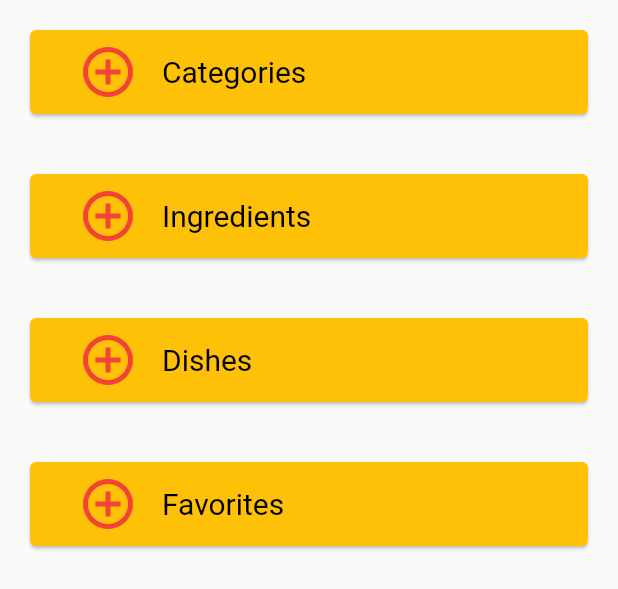
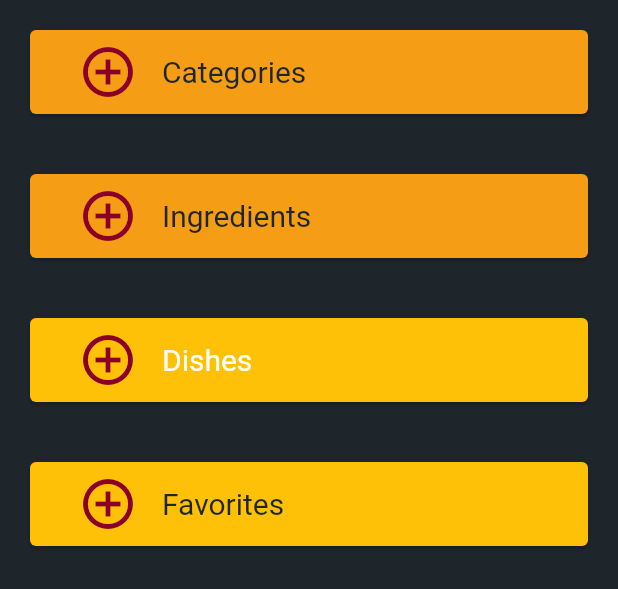
Before and after one commit to dpalencia/EasyEats, a Flutter app: the MainScreen widget shown alone on an empty page, opened directly, on a phone screen of 412 x 824 dp. Shown: the top 589 px of the screen. Run offline on Flutter 3.47's test engine with Material 2 defaults, Android fonts, the phone set to English and light mode, and no system bars; our stand-ins replace cloud_firestore, firebase_auth, flutter_rating_bar; accounts and stored records are empty; network calls fail; Roboto replaces fonts that are missing (Caveat).

Commit message:
Adding colors to theme

```diff
--- a/Source Code/lib/screens/LandingScreen.dart
+++ b/Source Code/lib/screens/LandingScreen.dart
@@ -1,5 +1,6 @@
 import 'package:flutter/material.dart';
 import 'package:odysseusrecipes/classes/MainDrawer.dart';
+import 'package:odysseusrecipes/classes/Theme.dart';
 import 'package:odysseusrecipes/screens/IngredientsList.dart';
 import 'package:odysseusrecipes/screens/DishesList.dart';
 
@@ -11,9 +12,11 @@ class LandingScreen extends StatelessWidget {
       otherwise child widgets will not find the state.
       The Landing Screen begins at the bottom of the navigator stack.
     */
-    return MaterialApp(home: Scaffold (
+    return MaterialApp(
+      theme: darkTheme(),
+      home: Scaffold (
         appBar: AppBar(
-          backgroundColor: Colors.red,
+          backgroundColor: Theme.of(context).primaryColor,
           title: Text(
             'Recipe App',
             style: TextStyle(
@@ -35,7 +38,7 @@ class LandingScreen extends StatelessWidget {
         ),
         drawer: MainDrawer(),
         body: MainScreen(),
-        backgroundColor: Colors.grey[800],
+        backgroundColor: Theme.of(context).backgroundColor,
     )
   );
   }
@@ -56,20 +59,20 @@ class MainScreen extends StatelessWidget {
         Padding(
           padding: const EdgeInsets.all(16.0),
           child: Card(
-            color: Colors.amber[500],
+            color: Theme.of(context).accentColor,
             child: FlatButton(
               child: ListTile(
                 leading: Icon(
                   Icons.add_circle_outline,
                   size: 40.0,
-                  color: Colors.red,
+                  color: Theme.of(context).primaryColor,
                 ),
                 title: Text(
                   'Categories',
                   style: TextStyle(
                     fontFamily: 'Caveat',
                     fontSize: 20.0,
-                    color: Colors.black,
+                    color: Theme.of(context).backgroundColor,
                   ),
                 ),
               ),
@@ -82,20 +85,20 @@ class MainScreen extends StatelessWidget {
         Padding(
           padding: const EdgeInsets.all(16.0),
           child: Card(
-              color: Colors.amber[500],
+              color: Theme.of(context).accentColor,
               child: FlatButton(
                 child: ListTile(
                   leading: Icon(
                     Icons.add_circle_outline,
                     size: 40.0,
-                    color: Colors.red,
+                    color: Theme.of(context).primaryColor,
                   ),
                   title: Text(
                     'Ingredients',
                     style: TextStyle(
                         fontFamily: 'Caveat',
                         fontSize: 20.0,
-                        color: Colors.black,
+                        color: Theme.of(context).backgroundColor,
                     ),
                   ),
                 ),
@@ -114,14 +117,13 @@ class MainScreen extends StatelessWidget {
                 leading: Icon(
                   Icons.add_circle_outline,
                   size: 40.0,
-                  color: Colors.red,
+                  color: Theme.of(context).primaryColor,
                 ),
                 title: Text(
                   'Dishes',
                   style: TextStyle(
                     fontFamily: 'Caveat',
                     fontSize: 20.0,
-                    color: Colors.black,
                   ),
                 ),
               ),
@@ -140,14 +142,14 @@ class MainScreen extends StatelessWidget {
                 leading: Icon(
                   Icons.add_circle_outline,
                   size: 40.0,
-                  color: Colors.red,
+                  color: Theme.of(context).primaryColor,
                 ),
                 title: Text(
                   'Favorites',
                   style: TextStyle(
                     fontFamily: 'Caveat',
                     fontSize: 20.0,
-                    color: Colors.black,
+                    color: Theme.of(context).backgroundColor,
                   ),
                 ),
               ),
@@ -258,7 +260,7 @@ class MainSearch extends SearchDelegate<String> {
               TextSpan(
                 text: suggestionList[index].substring(query.length),
                 style: TextStyle(
-                  color: Colors.grey,
+                  color: Theme.of(context).textTheme.body1.color,
                 ),
               ),
             ]
```
Also changed, not shown: Source Code/lib/classes/Theme.dart (added, +19 -0 lines), Source Code/lib/main.dart (+2 -6 lines).
